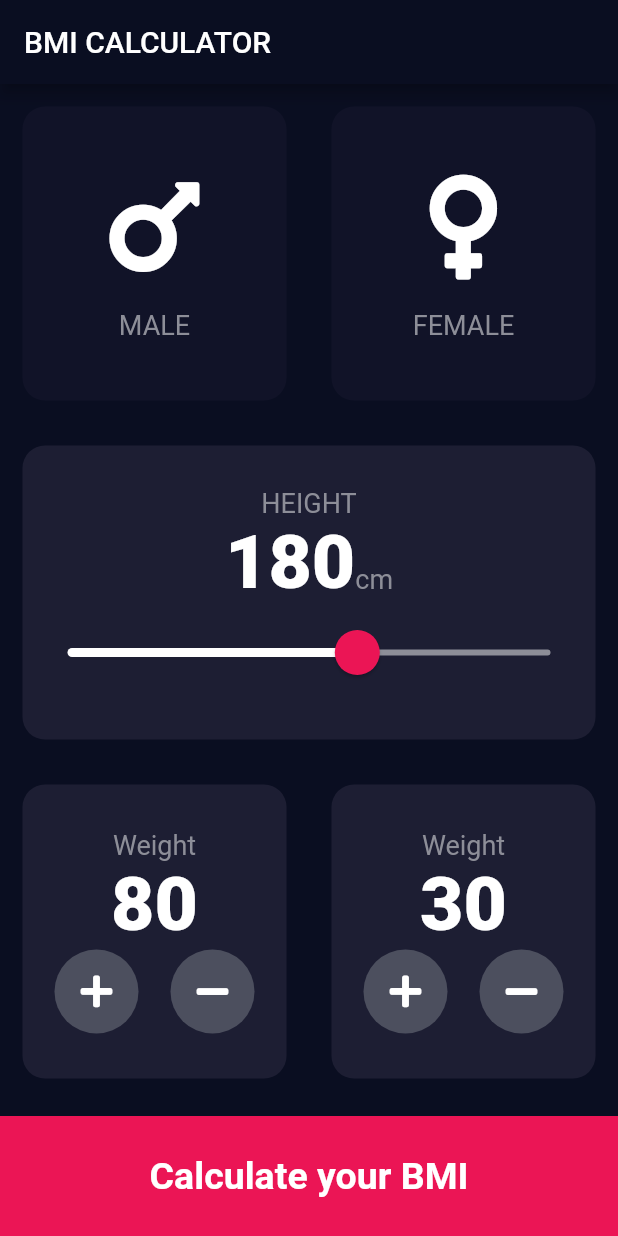
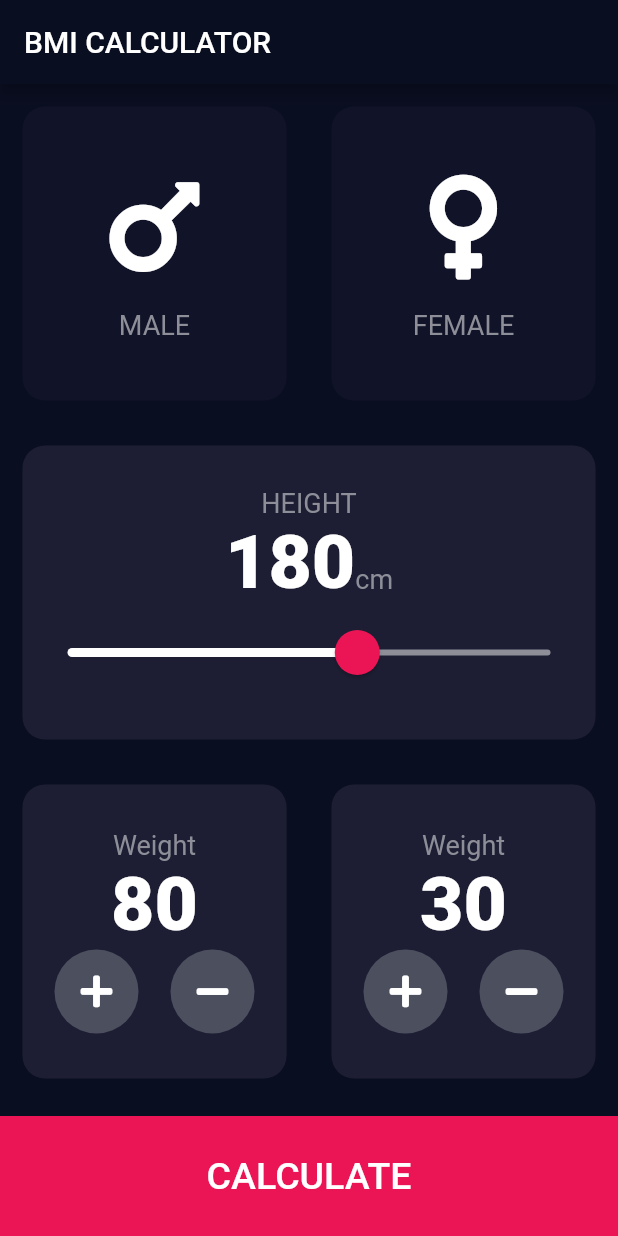
Before and after one commit to SirSimon04/flutter_bmi, a Flutter app: the screen it shows after launch, on a phone screen of 412 x 824 dp. Run offline on Flutter 3.47's test engine with Material 2 defaults, Android fonts, the phone set to English and light mode, and no system bars; our stand-ins replace font_awesome_flutter.

Commit message:
BottomButton

```diff
--- a/lib/constants.dart
+++ b/lib/constants.dart
@@ -10,6 +10,11 @@ const TextStyle kNumberStyle = TextStyle(
   fontWeight: FontWeight.w900,
 );
 
+const TextStyle kCalculateButtonStyle = TextStyle(
+  fontSize: 25.0,
+  fontWeight: FontWeight.w500,
+);
+
 const kBottomContainerHeight = 80.0;
 const kBottomContainerColor = Color(0xFFEB1555);
 const kExpandedCardActiveColor = Color(0xFF1D1E33);
--- a/lib/input_page.dart
+++ b/lib/input_page.dart
@@ -6,6 +6,7 @@ import 'reusable_card.dart';
 import 'gender_card.dart';
 import 'constants.dart';
 import 'round_icon_button.dart';
+import 'result_page.dart';
 
 enum Gender { male, female }
 
@@ -200,19 +201,24 @@ class _InputPageState extends State<InputPage> {
                 ],
               ),
             ),
-            Container(
-              margin: EdgeInsets.only(top: 10.0),
-              width: double.infinity,
-              height: kBottomContainerHeight,
-              decoration: BoxDecoration(
+            GestureDetector(
+              onTap: () {
+                Navigator.push(context,
+                    MaterialPageRoute(builder: (context) => ResultPage()));
+              },
+              child: Container(
+                child: Center(
+                  child: Text(
+                    'CALCULATE',
+                    style: kCalculateButtonStyle,
+                  ),
+                ),
                 color: kBottomContainerColor,
+                height: kBottomContainerHeight,
+                width: double.infinity,
+                margin: EdgeInsets.only(top: 10.0),
               ),
-              child: Center(child: Text('Calculate your BMI', style: TextStyle(
-                color: Colors.white,
-                fontSize: 25.0,
-                fontWeight: FontWeight.bold,
-              ),)),
-            )
+            ),
           ],
         ));
   }
```
Also changed, not shown: lib/result_page.dart (added, +13 -0 lines).
